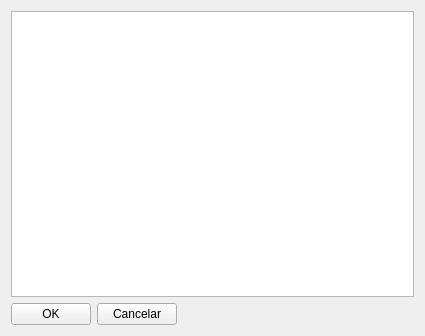
Before: the Qt Designer form pesquisar.ui in fallomermo/SmartSolution, drawn with Qt 5.
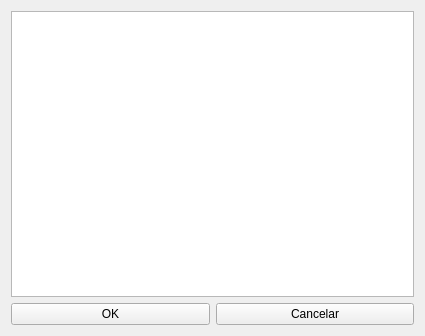
After: the same form once the commit is applied.

Patch:
```diff
--- a/pesquisar.ui
+++ b/pesquisar.ui
@@ -49,19 +49,6 @@
        </property>
       </widget>
      </item>
-     <item>
-      <spacer name="horizontalSpacer">
-       <property name="orientation">
-        <enum>Qt::Horizontal</enum>
-       </property>
-       <property name="sizeHint" stdset="0">
-        <size>
-         <width>218</width>
-         <height>20</height>
-        </size>
-       </property>
-      </spacer>
-     </item>
     </layout>
    </item>
   </layout>
```
